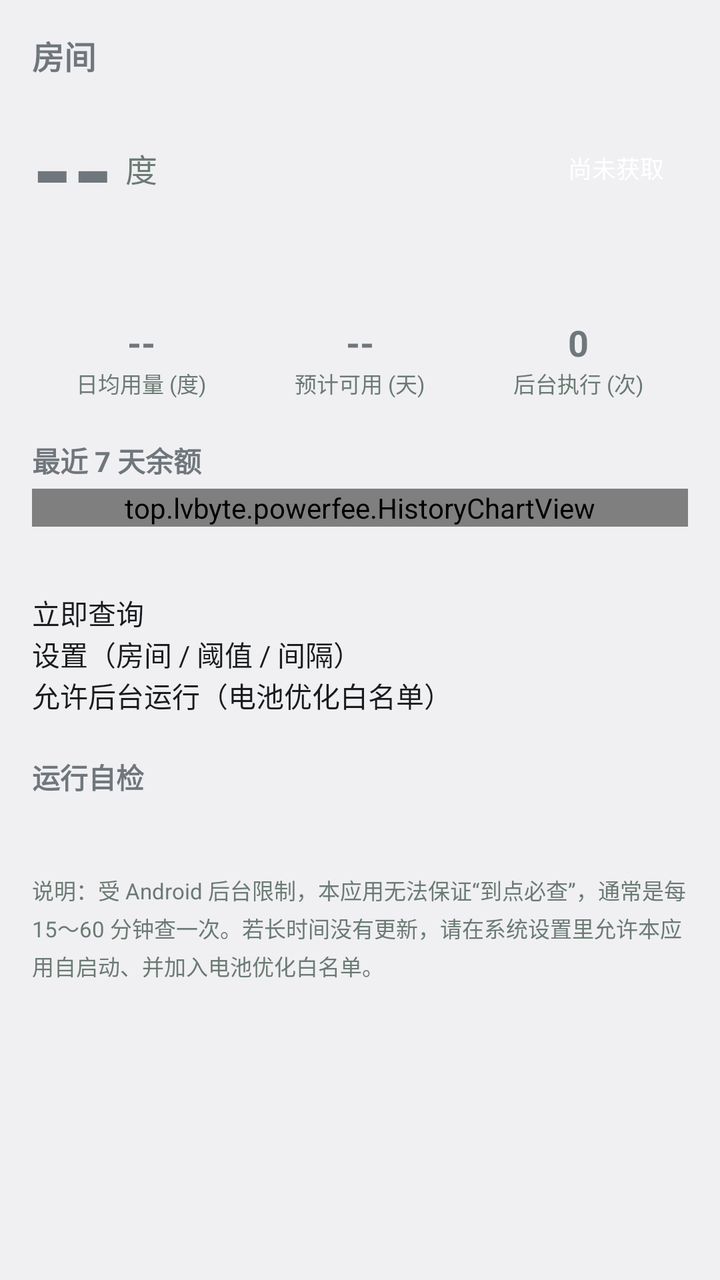
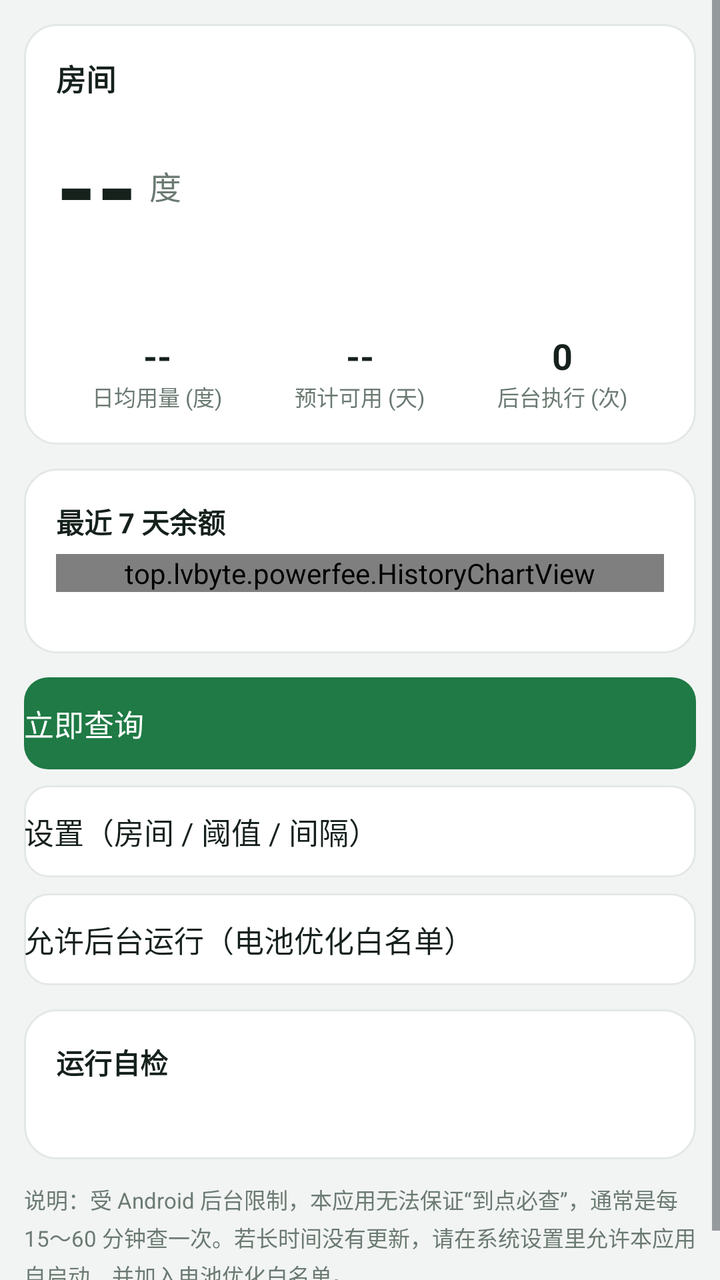

An Android layout rendered at two revisions. The XML below is the earlier revision; the diff shows what the commit changed to produce the second picture.
<!-- AndroidManifest.xml: application theme android:Theme.DeviceDefault.Light -->
<!-- res/layout/activity_main.xml -->
<?xml version="1.0" encoding="utf-8"?>
<ScrollView xmlns:android="http://schemas.android.com/apk/res/android"
    android:layout_width="match_parent"
    android:layout_height="match_parent"
    android:fillViewport="true">

    <LinearLayout
        android:layout_width="match_parent"
        android:layout_height="wrap_content"
        android:orientation="vertical"
        android:padding="16dp">

        <TextView
            android:id="@+id/roomTitle"
            android:layout_width="match_parent"
            android:layout_height="wrap_content"
            android:text="房间"
            android:textSize="16sp"
            android:textStyle="bold" />

        <LinearLayout
            android:layout_width="match_parent"
            android:layout_height="wrap_content"
            android:layout_marginTop="10dp"
            android:gravity="center_vertical"
            android:orientation="horizontal">

            <TextView
                android:id="@+id/balanceValue"
                android:layout_width="wrap_content"
                android:layout_height="wrap_content"
                android:text="--"
                android:textSize="52sp"
                android:textStyle="bold" />

            <TextView
                android:layout_width="wrap_content"
                android:layout_height="wrap_content"
                android:layout_marginStart="6dp"
                android:text="度"
                android:textColor="@color/text_muted"
                android:textSize="16sp" />

            <View
                android:layout_width="0dp"
                android:layout_height="1dp"
                android:layout_weight="1" />

            <TextView
                android:id="@+id/levelBadge"
                android:layout_width="wrap_content"
                android:layout_height="wrap_content"
                android:paddingStart="12dp"
                android:paddingTop="6dp"
                android:paddingEnd="12dp"
                android:paddingBottom="6dp"
                android:text="尚未获取"
                android:textColor="#FFFFFFFF"
                android:textSize="12sp" />
        </LinearLayout>

        <TextView
            android:id="@+id/thresholdLine"
            android:layout_width="match_parent"
            android:layout_height="wrap_content"
            android:layout_marginTop="8dp"
            android:textColor="@color/text_muted"
            android:textSize="12sp" />

        <LinearLayout
            android:layout_width="match_parent"
            android:layout_height="wrap_content"
            android:layout_marginTop="16dp"
            android:orientation="horizontal">

            <LinearLayout
                android:layout_width="0dp"
                android:layout_height="wrap_content"
                android:layout_weight="1"
                android:gravity="center_horizontal"
                android:orientation="vertical">

                <TextView
                    android:id="@+id/dailyUsage"
                    android:layout_width="wrap_content"
                    android:layout_height="wrap_content"
                    android:text="--"
                    android:textSize="18sp"
                    android:textStyle="bold" />

                <TextView
                    android:layout_width="wrap_content"
                    android:layout_height="wrap_content"
                    android:text="日均用量 (度)"
                    android:textColor="@color/text_muted"
                    android:textSize="11sp" />
            </LinearLayout>

            <LinearLayout
                android:layout_width="0dp"
                android:layout_height="wrap_content"
                android:layout_weight="1"
                android:gravity="center_horizontal"
                android:orientation="vertical">

                <TextView
                    android:id="@+id/daysLeft"
                    android:layout_width="wrap_content"
                    android:layout_height="wrap_content"
                    android:text="--"
                    android:textSize="18sp"
                    android:textStyle="bold" />

                <TextView
                    android:layout_width="wrap_content"
                    android:layout_height="wrap_content"
                    android:text="预计可用 (天)"
                    android:textColor="@color/text_muted"
                    android:textSize="11sp" />
            </LinearLayout>

            <LinearLayout
                android:layout_width="0dp"
                android:layout_height="wrap_content"
                android:layout_weight="1"
                android:gravity="center_horizontal"
                android:orientation="vertical">

                <TextView
                    android:id="@+id/pollCount"
                    android:layout_width="wrap_content"
                    android:layout_height="wrap_content"
                    android:text="0"
                    android:textSize="18sp"
                    android:textStyle="bold" />

                <TextView
                    android:layout_width="wrap_content"
                    android:layout_height="wrap_content"
                    android:text="后台执行 (次)"
                    android:textColor="@color/text_muted"
                    android:textSize="11sp" />
            </LinearLayout>
        </LinearLayout>

        <TextView
            android:layout_width="match_parent"
            android:layout_height="wrap_content"
            android:layout_marginTop="20dp"
            android:text="最近 7 天余额"
            android:textSize="14sp"
            android:textStyle="bold" />

        
        <top.lvbyte.powerfee.HistoryChartView
            android:id="@+id/chart"
            android:layout_width="match_parent"
            android:layout_height="wrap_content"
            android:layout_marginTop="4dp" />

        <TextView
            android:id="@+id/chartCaption"
            android:layout_width="match_parent"
            android:layout_height="wrap_content"
            android:textColor="@color/text_muted"
            android:textSize="11sp" />

        <Button
            android:id="@+id/refreshBtn"
            android:layout_width="match_parent"
            android:layout_height="wrap_content"
            android:layout_marginTop="18dp"
            android:text="立即查询" />

        <Button
            android:id="@+id/notifyBtn"
            android:layout_width="match_parent"
            android:layout_height="wrap_content"
            android:text="开启通知（必需，否则收不到提醒）"
            android:visibility="gone" />

        <Button
            android:id="@+id/setupBtn"
            android:layout_width="match_parent"
            android:layout_height="wrap_content"
            android:text="设置（房间 / 阈值 / 间隔）" />

        <Button
            android:id="@+id/batteryBtn"
            android:layout_width="match_parent"
            android:layout_height="wrap_content"
            android:text="允许后台运行（电池优化白名单）" />

        <TextView
            android:layout_width="match_parent"
            android:layout_height="wrap_content"
            android:layout_marginTop="20dp"
            android:text="运行自检"
            android:textSize="14sp"
            android:textStyle="bold" />

        <TextView
            android:id="@+id/checkText"
            android:layout_width="match_parent"
            android:layout_height="wrap_content"
            android:layout_marginTop="6dp"
            android:lineSpacingExtra="4dp"
            android:textColor="@color/text_muted"
            android:textSize="12sp" />

        <TextView
            android:layout_width="match_parent"
            android:layout_height="wrap_content"
            android:layout_marginTop="16dp"
            android:lineSpacingExtra="3dp"
            android:text="说明：受 Android 后台限制，本应用无法保证“到点必查”，通常是每 15～60 分钟查一次。若长时间没有更新，请在系统设置里允许本应用自启动、并加入电池优化白名单。"
            android:textColor="@color/text_muted"
            android:textSize="11sp" />
    </LinearLayout>
</ScrollView>
<!-- resources referenced by this layout -->
<resources>
  <color name="text_muted">#6B7A72</color>
</resources>

<!-- the commit's change to res/layout/activity_main.xml (unified diff, before → after) -->
@@ -2,216 +2,276 @@
 <ScrollView xmlns:android="http://schemas.android.com/apk/res/android"
     android:layout_width="match_parent"
     android:layout_height="match_parent"
+    android:background="@color/screen_bg"
     android:fillViewport="true">
 
     <LinearLayout
         android:layout_width="match_parent"
         android:layout_height="wrap_content"
         android:orientation="vertical"
-        android:padding="16dp">
-
-        <TextView
-            android:id="@+id/roomTitle"
-            android:layout_width="match_parent"
-            android:layout_height="wrap_content"
-            android:text="房间"
-            android:textSize="16sp"
-            android:textStyle="bold" />
-
+        android:padding="12dp">
+
+        
         <LinearLayout
             android:layout_width="match_parent"
             android:layout_height="wrap_content"
-            android:layout_marginTop="10dp"
-            android:gravity="center_vertical"
-            android:orientation="horizontal">
-
-            <TextView
-                android:id="@+id/balanceValue"
-                android:layout_width="wrap_content"
-                android:layout_height="wrap_content"
-                android:text="--"
-                android:textSize="52sp"
+            android:background="@drawable/card_bg"
+            android:orientation="vertical"
+            android:padding="16dp">
+
+            <TextView
+                android:id="@+id/roomTitle"
+                android:layout_width="match_parent"
+                android:layout_height="wrap_content"
+                android:text="房间"
+                android:textColor="@color/text_primary"
+                android:textSize="15sp"
                 android:textStyle="bold" />
 
-            <TextView
-                android:layout_width="wrap_content"
-                android:layout_height="wrap_content"
-                android:layout_marginStart="6dp"
-                android:text="度"
+            <LinearLayout
+                android:layout_width="match_parent"
+                android:layout_height="wrap_content"
+                android:layout_marginTop="8dp"
+                android:gravity="center_vertical"
+                android:orientation="horizontal">
+
+                <TextView
+                    android:id="@+id/balanceValue"
+                    android:layout_width="wrap_content"
+                    android:layout_height="wrap_content"
+                    android:text="--"
+                    android:textColor="@color/text_primary"
+                    android:textSize="52sp"
+                    android:textStyle="bold" />
+
+                <TextView
+                    android:layout_width="wrap_content"
+                    android:layout_height="wrap_content"
+                    android:layout_marginStart="6dp"
+                    android:text="度"
+                    android:textColor="@color/text_muted"
+                    android:textSize="16sp" />
+
+                <View
+                    android:layout_width="0dp"
+                    android:layout_height="1dp"
+                    android:layout_weight="1" />
+
+                <TextView
+                    android:id="@+id/levelBadge"
+                    android:layout_width="wrap_content"
+                    android:layout_height="wrap_content"
+                    android:paddingStart="12dp"
+                    android:paddingTop="6dp"
+                    android:paddingEnd="12dp"
+                    android:paddingBottom="6dp"
+                    android:text="尚未获取"
+                    android:textColor="@color/badge_text"
+                    android:textSize="12sp" />
+            </LinearLayout>
+
+            <TextView
+                android:id="@+id/thresholdLine"
+                android:layout_width="match_parent"
+                android:layout_height="wrap_content"
+                android:layout_marginTop="8dp"
                 android:textColor="@color/text_muted"
-                android:textSize="16sp" />
-
-            <View
-                android:layout_width="0dp"
-                android:layout_height="1dp"
-                android:layout_weight="1" />
-
-            <TextView
-                android:id="@+id/levelBadge"
-                android:layout_width="wrap_content"
-                android:layout_height="wrap_content"
-                android:paddingStart="12dp"
-                android:paddingTop="6dp"
-                android:paddingEnd="12dp"
-                android:paddingBottom="6dp"
-                android:text="尚未获取"
-                android:textColor="#FFFFFFFF"
+                android:textSize="12sp" />
+
+            <LinearLayout
+                android:layout_width="match_parent"
+                android:layout_height="wrap_content"
+                android:layout_marginTop="14dp"
+                android:orientation="horizontal">
+
+                <LinearLayout
+                    android:layout_width="0dp"
+                    android:layout_height="wrap_content"
+                    android:layout_weight="1"
+                    android:gravity="center_horizontal"
+                    android:orientation="vertical">
+
+                    <TextView
+                        android:id="@+id/dailyUsage"
+                        android:layout_width="wrap_content"
+                        android:layout_height="wrap_content"
+                        android:text="--"
+                        android:textColor="@color/text_primary"
+                        android:textSize="18sp"
+                        android:textStyle="bold" />
+
+                    <TextView
+                        android:layout_width="wrap_content"
+                        android:layout_height="wrap_content"
+                        android:text="日均用量 (度)"
+                        android:textColor="@color/text_muted"
+                        android:textSize="11sp" />
+                </LinearLayout>
+
+                <LinearLayout
+                    android:layout_width="0dp"
+                    android:layout_height="wrap_content"
+                    android:layout_weight="1"
+                    android:gravity="center_horizontal"
+                    android:orientation="vertical">
+
+                    <TextView
+                        android:id="@+id/daysLeft"
+                        android:layout_width="wrap_content"
+                        android:layout_height="wrap_content"
+                        android:text="--"
+                        android:textColor="@color/text_primary"
+                        android:textSize="18sp"
+                        android:textStyle="bold" />
+
+                    <TextView
+                        android:layout_width="wrap_content"
+                        android:layout_height="wrap_content"
+                        android:text="预计可用 (天)"
+                        android:textColor="@color/text_muted"
+                        android:textSize="11sp" />
+                </LinearLayout>
+
+                <LinearLayout
+                    android:layout_width="0dp"
+                    android:layout_height="wrap_content"
+                    android:layout_weight="1"
+                    android:gravity="center_horizontal"
+                    android:orientation="vertical">
+
+                    <TextView
+                        android:id="@+id/pollCount"
+                        android:layout_width="wrap_content"
+                        android:layout_height="wrap_content"
+                        android:text="0"
+                        android:textColor="@color/text_primary"
+                        android:textSize="18sp"
+                        android:textStyle="bold" />
+
+                    <TextView
+                        android:layout_width="wrap_content"
+                        android:layout_height="wrap_content"
+                        android:text="后台执行 (次)"
+                        android:textColor="@color/text_muted"
+                        android:textSize="11sp" />
+                </LinearLayout>
+            </LinearLayout>
+        </LinearLayout>
+
+        
+        <LinearLayout
+            android:layout_width="match_parent"
+            android:layout_height="wrap_content"
+            android:layout_marginTop="12dp"
+            android:background="@drawable/card_bg"
+            android:orientation="vertical"
+            android:padding="16dp">
+
+            <TextView
+                android:layout_width="match_parent"
+                android:layout_height="wrap_content"
+                android:text="最近 7 天余额"
+                android:textColor="@color/text_primary"
+                android:textSize="14sp"
+                android:textStyle="bold" />
+
+            
+            <top.lvbyte.powerfee.HistoryChartView
+                android:id="@+id/chart"
+                android:layout_width="match_parent"
+                android:layout_height="wrap_content"
+                android:layout_marginTop="6dp" />
+
+            <TextView
+                android:id="@+id/chartCaption"
+                android:layout_width="match_parent"
+                android:layout_height="wrap_content"
+                android:textColor="@color/text_muted"
+                android:textSize="11sp" />
+        </LinearLayout>
+
+        
+        <Button
+            android:id="@+id/refreshBtn"
+            android:layout_width="match_parent"
+            android:layout_height="wrap_content"
+            android:layout_marginTop="12dp"
+            android:background="@drawable/btn_primary_bg"
+            android:paddingTop="12dp"
+            android:paddingBottom="12dp"
+            android:text="立即查询"
+            android:textColor="@color/btn_primary_text"
+            android:textSize="15sp" />
+
+        <Button
+            android:id="@+id/notifyBtn"
+            android:layout_width="match_parent"
+            android:layout_height="wrap_content"
+            android:layout_marginTop="8dp"
+            android:background="@drawable/btn_primary_bg"
+            android:paddingTop="12dp"
+            android:paddingBottom="12dp"
+            android:text="开启通知（必需，否则收不到提醒）"
+            android:textColor="@color/btn_primary_text"
+            android:textSize="15sp"
+            android:visibility="gone" />
+
+        <Button
+            android:id="@+id/setupBtn"
+            android:layout_width="match_parent"
+            android:layout_height="wrap_content"
+            android:layout_marginTop="8dp"
+            android:background="@drawable/btn_secondary_bg"
+            android:paddingTop="12dp"
+            android:paddingBottom="12dp"
+            android:text="设置（房间 / 阈值 / 间隔）"
+            android:textColor="@color/text_primary"
+            android:textSize="15sp" />
+
+        <Button
+            android:id="@+id/batteryBtn"
+            android:layout_width="match_parent"
+            android:layout_height="wrap_content"
+            android:layout_marginTop="8dp"
+            android:background="@drawable/btn_secondary_bg"
+            android:paddingTop="12dp"
+            android:paddingBottom="12dp"
+            android:text="允许后台运行（电池优化白名单）"
+            android:textColor="@color/text_primary"
+            android:textSize="15sp" />
+
+        
+        <LinearLayout
+            android:layout_width="match_parent"
+            android:layout_height="wrap_content"
+            android:layout_marginTop="12dp"
+            android:background="@drawable/card_bg"
+            android:orientation="vertical"
+            android:padding="16dp">
+
+            <TextView
+                android:layout_width="match_parent"
+                android:layout_height="wrap_content"
+                android:text="运行自检"
+                android:textColor="@color/text_primary"
+                android:textSize="14sp"
+                android:textStyle="bold" />
+
+            <TextView
+                android:id="@+id/checkText"
+                android:layout_width="match_parent"
+                android:layout_height="wrap_content"
+                android:layout_marginTop="6dp"
+                android:lineSpacingExtra="4dp"
+                android:textColor="@color/text_muted"
                 android:textSize="12sp" />
         </LinearLayout>
 
         <TextView
-            android:id="@+id/thresholdLine"
-            android:layout_width="match_parent"
-            android:layout_height="wrap_content"
-            android:layout_marginTop="8dp"
-            android:textColor="@color/text_muted"
-            android:textSize="12sp" />
-
-        <LinearLayout
-            android:layout_width="match_parent"
-            android:layout_height="wrap_content"
-            android:layout_marginTop="16dp"
-            android:orientation="horizontal">
-
-            <LinearLayout
-                android:layout_width="0dp"
-                android:layout_height="wrap_content"
-                android:layout_weight="1"
-                android:gravity="center_horizontal"
-                android:orientation="vertical">
-
-                <TextView
-                    android:id="@+id/dailyUsage"
-                    android:layout_width="wrap_content"
-                    android:layout_height="wrap_content"
-                    android:text="--"
-                    android:textSize="18sp"
-                    android:textStyle="bold" />
-
-                <TextView
-                    android:layout_width="wrap_content"
-                    android:layout_height="wrap_content"
-                    android:text="日均用量 (度)"
-                    android:textColor="@color/text_muted"
-                    android:textSize="11sp" />
-            </LinearLayout>
-
-            <LinearLayout
-                android:layout_width="0dp"
-                android:layout_height="wrap_content"
-                android:layout_weight="1"
-                android:gravity="center_horizontal"
-                android:orientation="vertical">
-
-                <TextView
-                    android:id="@+id/daysLeft"
-                    android:layout_width="wrap_content"
-                    android:layout_height="wrap_content"
-                    android:text="--"
-                    android:textSize="18sp"
-                    android:textStyle="bold" />
-
-                <TextView
-                    android:layout_width="wrap_content"
-                    android:layout_height="wrap_content"
-                    android:text="预计可用 (天)"
-                    android:textColor="@color/text_muted"
-                    android:textSize="11sp" />
-            </LinearLayout>
-
-            <LinearLayout
-                android:layout_width="0dp"
-                android:layout_height="wrap_content"
-                android:layout_weight="1"
-                android:gravity="center_horizontal"
-                android:orientation="vertical">
-
-                <TextView
-                    android:id="@+id/pollCount"
-                    android:layout_width="wrap_content"
-                    android:layout_height="wrap_content"
-                    android:text="0"
-                    android:textSize="18sp"
-                    android:textStyle="bold" />
-
-                <TextView
-                    android:layout_width="wrap_content"
-                    android:layout_height="wrap_content"
-                    android:text="后台执行 (次)"
-                    android:textColor="@color/text_muted"
-                    android:textSize="11sp" />
-            </LinearLayout>
-        </LinearLayout>
-
-        <TextView
-            android:layout_width="match_parent"
-            android:layout_height="wrap_content"
-            android:layout_marginTop="20dp"
-            android:text="最近 7 天余额"
-            android:textSize="14sp"
-            android:textStyle="bold" />
-
-        
-        <top.lvbyte.powerfee.HistoryChartView
-            android:id="@+id/chart"
-            android:layout_width="match_parent"
-            android:layout_height="wrap_content"
-            android:layout_marginTop="4dp" />
-
-        <TextView
-            android:id="@+id/chartCaption"
-            android:layout_width="match_parent"
-            android:layout_height="wrap_content"
-            android:textColor="@color/text_muted"
-            android:textSize="11sp" />
-
-        <Button
-            android:id="@+id/refreshBtn"
-            android:layout_width="match_parent"
-            android:layout_height="wrap_content"
-            android:layout_marginTop="18dp"
-            android:text="立即查询" />
-
-        <Button
-            android:id="@+id/notifyBtn"
-            android:layout_width="match_parent"
-            android:layout_height="wrap_content"
-            android:text="开启通知（必需，否则收不到提醒）"
-            android:visibility="gone" />
-
-        <Button
-            android:id="@+id/setupBtn"
-            android:layout_width="match_parent"
-            android:layout_height="wrap_content"
-            android:text="设置（房间 / 阈值 / 间隔）" />
-
-        <Button
-            android:id="@+id/batteryBtn"
-            android:layout_width="match_parent"
-            android:layout_height="wrap_content"
-            android:text="允许后台运行（电池优化白名单）" />
-
-        <TextView
-            android:layout_width="match_parent"
-            android:layout_height="wrap_content"
-            android:layout_marginTop="20dp"
-            android:text="运行自检"
-            android:textSize="14sp"
-            android:textStyle="bold" />
-
-        <TextView
-            android:id="@+id/checkText"
-            android:layout_width="match_parent"
-            android:layout_height="wrap_content"
-            android:layout_marginTop="6dp"
-            android:lineSpacingExtra="4dp"
-            android:textColor="@color/text_muted"
-            android:textSize="12sp" />
-
-        <TextView
-            android:layout_width="match_parent"
-            android:layout_height="wrap_content"
-            android:layout_marginTop="16dp"
+            android:layout_width="match_parent"
+            android:layout_height="wrap_content"
+            android:layout_marginTop="12dp"
+            android:layout_marginBottom="8dp"
             android:lineSpacingExtra="3dp"
             android:text="说明：受 Android 后台限制，本应用无法保证“到点必查”，通常是每 15～60 分钟查一次。若长时间没有更新，请在系统设置里允许本应用自启动、并加入电池优化白名单。"
             android:textColor="@color/text_muted"
<!-- resource entries referenced after the edit -->
@@ -1,5 +1,62 @@
 <!-- resources referenced by this layout -->
 <resources>
+  <color name="badge_text">#FFFFFFFF</color>
+  <color name="btn_primary_text">#FFFFFFFF</color>
+  <color name="screen_bg">#F2F4F3</color>
   <color name="text_muted">#6B7A72</color>
+  <color name="text_primary">#16211C</color>
+  <!-- drawable btn_primary_bg (drawable) -->
+  <?xml version="1.0" encoding="utf-8"?>
+  <ripple xmlns:android="http://schemas.android.com/apk/res/android"
+      android:color="@color/ripple_tint">
+      <item>
+          <shape android:shape="rectangle">
+              <solid android:color="@color/accent" />
+              <corners android:radius="12dp" />
+          </shape>
+      </item>
+  </ripple>
+  <!-- drawable btn_secondary_bg (drawable) -->
+  <?xml version="1.0" encoding="utf-8"?>
+  <ripple xmlns:android="http://schemas.android.com/apk/res/android"
+      android:color="@color/ripple_tint">
+      <item>
+          <shape android:shape="rectangle">
+              <solid android:color="@color/card_bg" />
+              <stroke
+                  android:width="1dp"
+                  android:color="@color/divider" />
+              <corners android:radius="12dp" />
+          </shape>
+      </item>
+  </ripple>
+  <!-- drawable card_bg (drawable) -->
+  <?xml version="1.0" encoding="utf-8"?>
+  <shape xmlns:android="http://schemas.android.com/apk/res/android"
+      android:shape="rectangle">
+      <solid android:color="@color/card_bg" />
+      <stroke
+          android:width="1dp"
+          android:color="@color/divider" />
+      <corners android:radius="16dp" />
+  </shape>
+  <style name="AppTheme" parent="@android:style/Theme.DeviceDefault.Light">
+          
+          <item name="android:forceDarkAllowed">false</item>
+          <item name="android:windowBackground">@color/screen_bg</item>
+          <item name="android:colorAccent">@color/accent</item>
+          <item name="android:colorControlHighlight">@color/ripple_tint</item>
+          <item name="android:colorActivatedHighlight">@color/row_selected</item>
+          <item name="android:colorPressedHighlight">@color/row_pressed</item>
+          <item name="android:colorFocusedHighlight">@color/row_pressed</item>
+          <item name="android:colorLongPressedHighlight">@color/row_pressed</item>
+          <item name="android:colorMultiSelectHighlight">@color/row_selected</item>
+      </style>
+  <color name="ripple_tint">#331F7A45</color>
+  <color name="accent">#1F7A45</color>
+  <color name="card_bg">#FFFFFF</color>
+  <color name="divider">#E3E8E5</color>
+  <color name="row_selected">#331F7A45</color>
+  <color name="row_pressed">#551F7A45</color>
 </resources>
 
